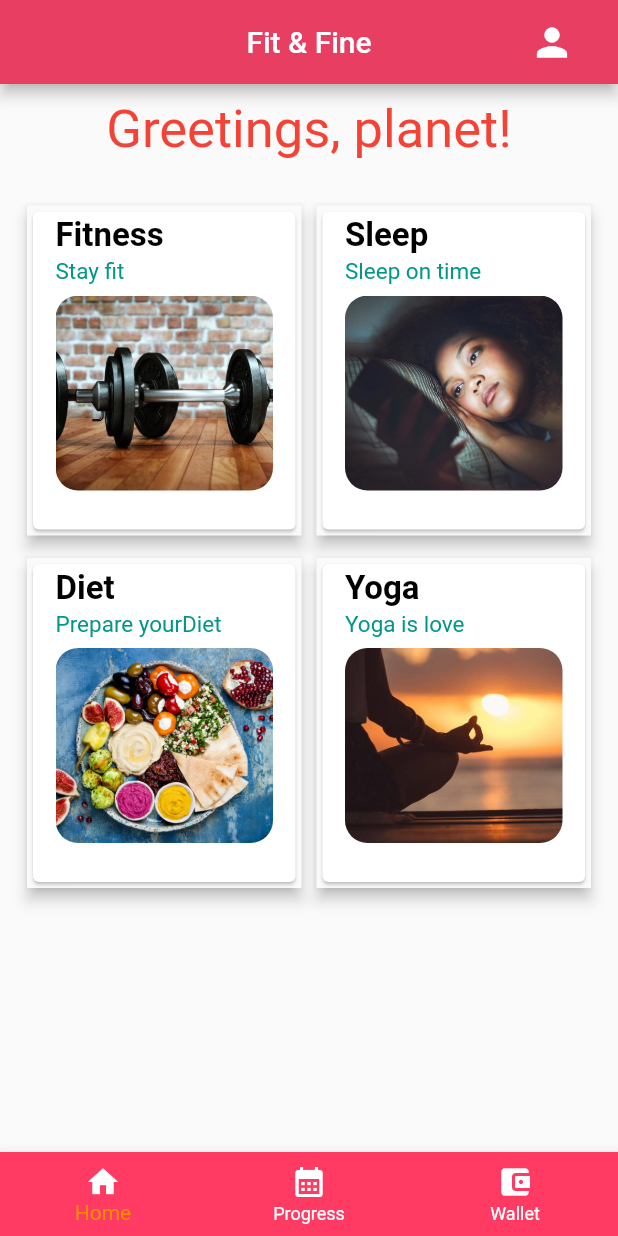
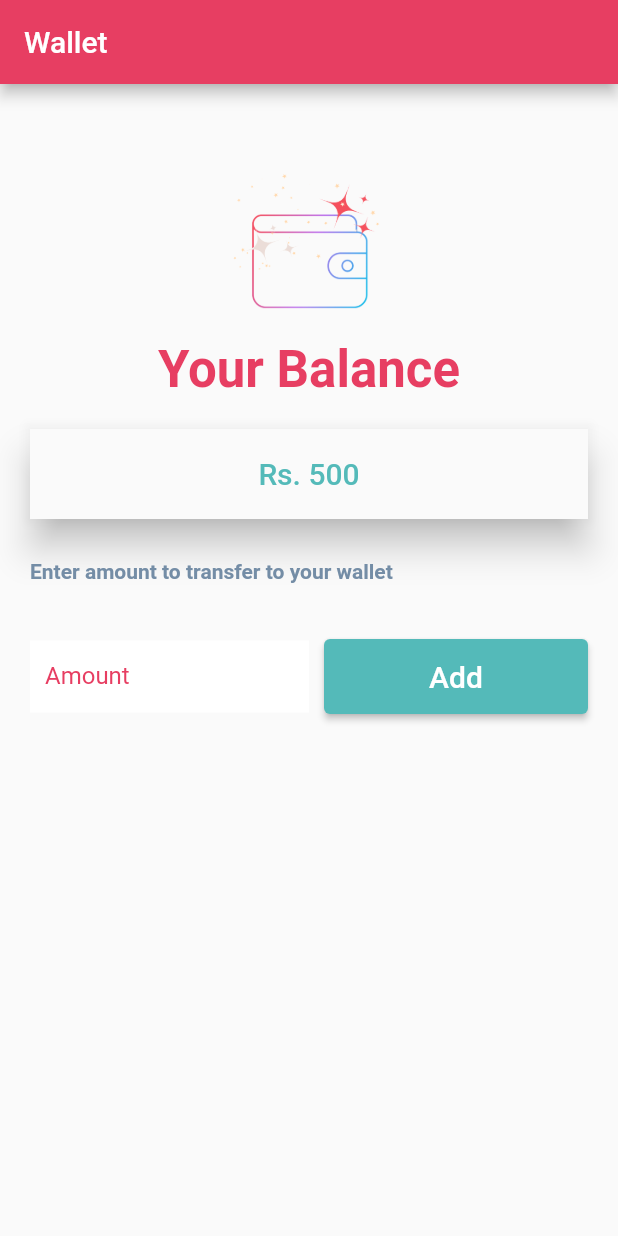
Before and after one commit to Uniquegaurav/hackathon_frontend, a Flutter app: the screen it shows after launch, on a phone screen of 412 x 824 dp. Run offline on Flutter 3.47's test engine with Material 2 defaults, Android fonts, the light colour scheme and no system bars; our stand-ins replace dropdown_button2, get.

Commit message:
wallet ui changes

```diff
--- a/lib/main.dart
+++ b/lib/main.dart
@@ -1,8 +1,9 @@
 import 'package:flutter/material.dart';
 import 'package:hackathon_frontend/screens/home_screen/home_screen.dart';
+import 'package:hackathon_frontend/screens/wallet_screen/wallet_screen.dart';
 
 void main() {
 
 
-  runApp(const MaterialApp(home: HomeScreen()));
+  runApp(const MaterialApp(home: WalletScreen()));
 }
--- a/lib/screens/login_screen/widgets/form_widget.dart
+++ b/lib/screens/login_screen/widgets/form_widget.dart
@@ -69,8 +69,7 @@ class FormWidget extends StatelessWidget {
           ),
           Padding(
             padding: const EdgeInsets.all(20.0),
-            child: RaisedButton(
-              padding: EdgeInsets.zero,
+            child: ElevatedButton(
               child: Container(
                 width: MediaQuery.of(context).size.width,
                 height: 60,
--- /dev/null
+++ b/lib/screens/wallet_screen/layout/wallet_screen_layout.dart
@@ -0,0 +1,18 @@
+import 'package:flutter/cupertino.dart';
+import 'package:flutter/material.dart';
+import 'package:hackathon_frontend/screens/wallet_screen/widgets/wallet_form_widget.dart';
+
+class WalletScreenLayout extends StatelessWidget {
+  const WalletScreenLayout({Key? key}) : super(key: key);
+
+  @override
+  Widget build(BuildContext context) {
+    return Scaffold(
+      appBar: AppBar(
+        title: const Text("Wallet"),
+        backgroundColor: const Color.fromARGB(255, 231, 62, 98),
+      ),
+      body: WalletFormWidget(),
+    );
+  }
+}
--- /dev/null
+++ b/lib/screens/wallet_screen/wallet_screen.dart
@@ -0,0 +1,11 @@
+import 'package:flutter/material.dart';
+import 'package:hackathon_frontend/screens/wallet_screen/layout/wallet_screen_layout.dart';
+
+class WalletScreen extends StatelessWidget {
+  const WalletScreen({Key? key}) : super(key: key);
+
+  @override
+  Widget build(BuildContext context) {
+    return const WalletScreenLayout();
+  }
+}
--- /dev/null
+++ b/lib/screens/wallet_screen/widgets/wallet_form_widget.dart
@@ -0,0 +1,115 @@
+import 'package:flutter/material.dart';
+
+class WalletFormWidget extends StatelessWidget {
+  const WalletFormWidget({Key? key}) : super(key: key);
+
+  @override
+  Widget build(BuildContext context) {
+    return SingleChildScrollView(
+        child: Form(
+      // key: widget.formKey,
+      child: Padding(
+          padding: const EdgeInsetsDirectional.fromSTEB(20, 50, 20, 20),
+          child: Column(children: [
+            Container(
+              height: 120,
+              width: 120,
+              child: Image.asset("assets/images/wallet2.png"),
+            ),
+            Container(
+              child: const Text(
+                "Your Balance",
+                style: TextStyle(
+                    fontSize: 34,
+                    fontWeight: FontWeight.bold,
+                    color: Color.fromARGB(255, 231, 62, 98)),
+              ),
+            ),
+            const SizedBox(
+              height: 20,
+            ),
+            Material(
+              elevation: 10,
+              child: Center(
+                child: Container(
+                  padding: const EdgeInsetsDirectional.only(top: 5, bottom: 5),
+                  width: 360,
+                  height: 60,
+                  child: const Center(
+                    child: Text(
+                      "Rs. 500",
+                      style: TextStyle(
+                        fontSize: 20,
+                        color: Color(0xff54BAB9),
+                        fontWeight: FontWeight.w500,
+                      ),
+                    ),
+                  ),
+                ),
+              ),
+            ),
+            const SizedBox(
+              height: 20,
+            ),
+            Column(
+              children: [
+                Row(
+                  children: const [
+                    Text(
+                      "Enter amount to transfer to your wallet",
+                      style: TextStyle(
+                          color: Color(0xff748DA6),
+                          fontSize: 14,
+                          fontWeight: FontWeight.w600),
+                    ),
+                    SizedBox(
+                      height: 30,
+                    ),
+                  ],
+                ),
+                const SizedBox(
+                  height: 30,
+                ),
+                Row(children: [
+                  Expanded(
+                    child: TextFormField(
+                      decoration: const InputDecoration(
+                          fillColor: Colors.white,
+                          border: InputBorder.none,
+                          focusedBorder: OutlineInputBorder(
+                              borderRadius:
+                                  BorderRadius.all(Radius.circular(5.0)),
+                              borderSide: BorderSide(
+                                  color: Color.fromARGB(255, 231, 62, 98))),
+                          filled: true,
+                          contentPadding: EdgeInsets.only(
+                              bottom: 10.0, left: 10.0, right: 10.0),
+                          labelText: "Amount",
+                          labelStyle: TextStyle(
+                            color: Color.fromARGB(255, 231, 62, 98),
+                          )),
+                    ),
+                  ),
+                  Expanded(
+                    child: Container(
+                      height: 50,
+                      margin: EdgeInsets.only(left: 10),
+                      child: ElevatedButton(
+                        style: ElevatedButton.styleFrom(
+                          backgroundColor: Color(0xff54BAB9),
+                        ),
+                        child: const Text(
+                          'Add',
+                          style: TextStyle(fontSize: 20.0),
+                        ),
+                        onPressed: () {},
+                      ),
+                    ),
+                  ),
+                ]),
+              ],
+            )
+          ])),
+    ));
+  }
+}
--- a/pubspec.yaml
+++ b/pubspec.yaml
@@ -30,6 +30,7 @@ dependencies:
   flutter:
     sdk: flutter
   get: ^4.6.5
+  flutter_neumorphic: ^3.0.3
   image_picker: ^0.8.5+3
   photo_view: ^0.14.0
   path_provider: ^2.0.8
```
Also changed, not shown: assets/images/wallet.png (added), assets/images/wallet2.png (added), pubspec.lock, 7 other files.
